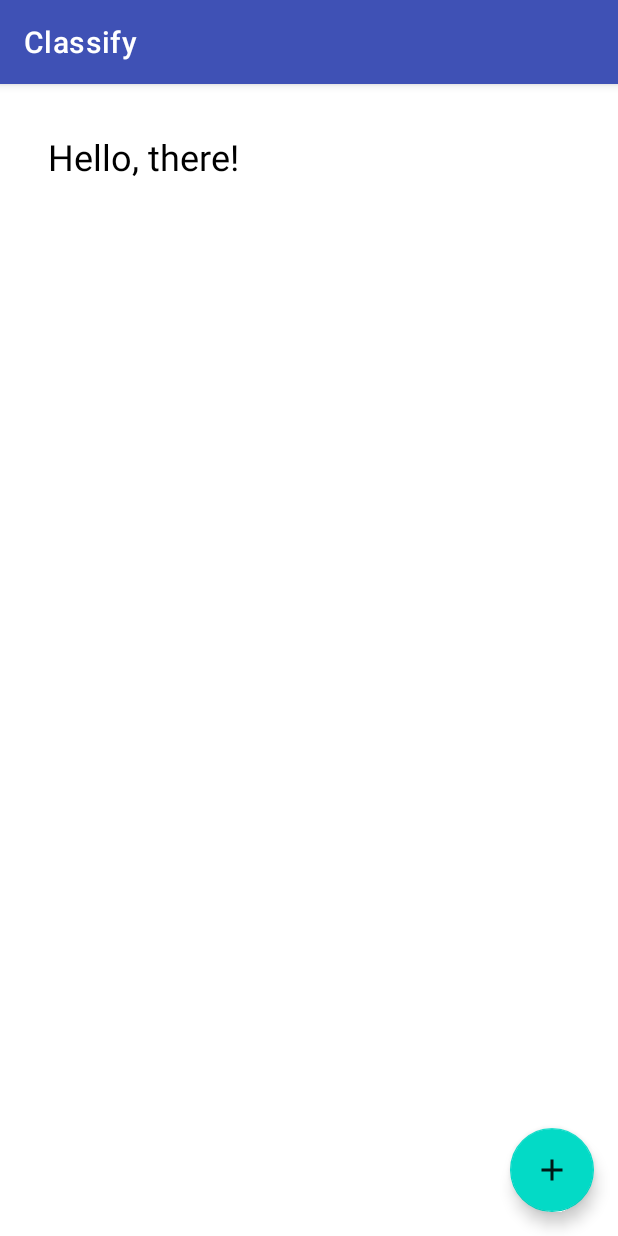
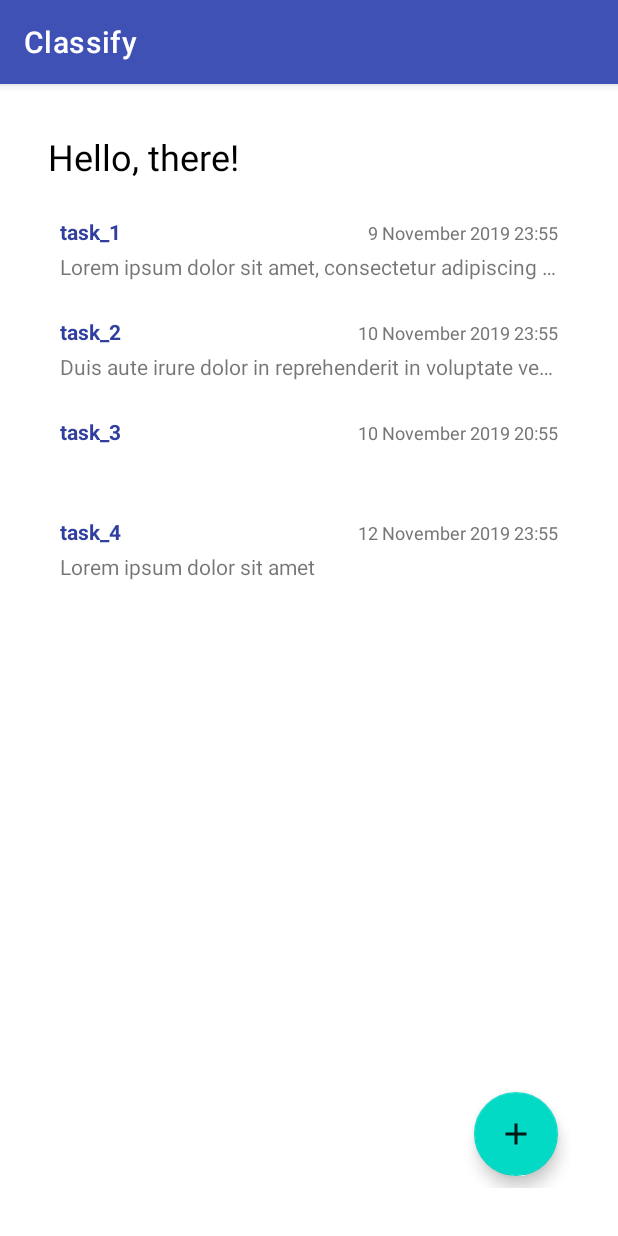
Before and after one commit to inas/classify, an Android app: the fragment ScheduleFragment placed in its activity, on a phone screen of 412 x 824 dp. Run offline under Robolectric (Android 15) with nearby library versions, the phone set to English and light mode, and no system bars; 2 statements that could not run were skipped.

Commit message:
add recycler view

```diff
--- a/app/build.gradle
+++ b/app/build.gradle
@@ -24,6 +24,10 @@ android {
             proguardFiles getDefaultProguardFile('proguard-android-optimize.txt'), 'proguard-rules.pro'
         }
     }
+}
+
+androidExtensions {
+    experimental = true
 }
 
 dependencies {
--- /dev/null
+++ b/app/src/main/java/inas/anisha/classify/adapter/TaskAdapter.kt
@@ -0,0 +1,48 @@
+package inas.anisha.classify.adapter
+
+import android.view.LayoutInflater
+import android.view.View
+import android.view.ViewGroup
+import android.widget.TextView
+import androidx.recyclerview.widget.RecyclerView
+import inas.anisha.classify.R
+import java.util.*
+
+
+class TaskAdapter(private val tasks: MutableList<TaskDataModel>) :
+    RecyclerView.Adapter<TaskAdapter.TaskViewHolder>() {
+
+    override fun onCreateViewHolder(parent: ViewGroup, viewType: Int): TaskViewHolder {
+        val itemView =
+            LayoutInflater.from(parent.context).inflate(R.layout.task_item, parent, false)
+        return TaskViewHolder(itemView)
+    }
+
+    override fun onBindViewHolder(holder: TaskViewHolder, position: Int) {
+        tasks[position].let {
+            holder.taskName.text = it.taskName
+            val year = it.dueDate.get(Calendar.YEAR)
+            val month = it.dueDate.getDisplayName(Calendar.MONTH, Calendar.LONG, Locale.ENGLISH)
+            val day = it.dueDate.get(Calendar.DAY_OF_MONTH)
+            val time =
+                "" + it.dueDate.get(Calendar.HOUR_OF_DAY) + ":" + it.dueDate.get(Calendar.MINUTE)
+            holder.dueDate.text = "$day $month $year $time"
+            holder.description.text = it.description
+        }
+    }
+
+    override fun getItemCount() = tasks.size
+
+    class TaskViewHolder(view: View) : RecyclerView.ViewHolder(view) {
+        var taskName: TextView
+        var dueDate: TextView
+        var description: TextView
+
+        init {
+            taskName = view.findViewById(R.id.text_view_task_name)
+            dueDate = view.findViewById(R.id.text_view_task_due_date)
+            description = view.findViewById(R.id.text_view_task_description)
+        }
+    }
+
+}
--- /dev/null
+++ b/app/src/main/java/inas/anisha/classify/adapter/TaskDataModel.kt
@@ -0,0 +1,13 @@
+package inas.anisha.classify.adapter
+
+import android.os.Parcelable
+import kotlinx.android.parcel.Parcelize
+import java.util.*
+
+@Parcelize
+data class TaskDataModel(
+    var taskName: String,
+    var dueDate: Calendar,
+    var description: String,
+    var subject: String?
+) : Parcelable
--- a/app/src/main/java/inas/anisha/classify/fragments/schedule/ScheduleFragment.kt
+++ b/app/src/main/java/inas/anisha/classify/fragments/schedule/ScheduleFragment.kt
@@ -7,11 +7,15 @@ import android.view.ViewGroup
 import android.widget.LinearLayout
 import android.widget.TextView
 import androidx.navigation.fragment.navArgs
+import androidx.recyclerview.widget.LinearLayoutManager
 import inas.anisha.classify.R
+import inas.anisha.classify.adapter.TaskAdapter
+import inas.anisha.classify.adapter.TaskDataModel
 import inas.anisha.classify.base.BaseFragment
 import inas.anisha.classify.navigation.BackNavigationListener
 import inas.anisha.classify.navigation.BackNavigationResult
 import kotlinx.android.synthetic.main.fragment_schedule.*
+import java.util.*
 
 
 class ScheduleFragment : BaseFragment(), BackNavigationListener {
@@ -41,6 +45,38 @@ class ScheduleFragment : BaseFragment(), BackNavigationListener {
                 ScheduleFragmentDirections.actionScheduleFragmentToAddScheduleFragment()
             navigateForResult(-1, action, null, null)
         }
+
+        recycler_view_tasks.apply {
+            layoutManager = LinearLayoutManager(context, LinearLayoutManager.VERTICAL, false)
+            val data = mutableListOf(
+                TaskDataModel(
+                    "task_1",
+                    Calendar.getInstance().also { it.set(2019, 10, 9, 23, 55) },
+                    "Lorem ipsum dolor sit amet, consectetur adipiscing elit, sed do eiusmod tempor incididunt ut labore et dolore magna aliqua. Ut enim ad minim veniam, quis nostrud exercitation ullamco laboris nisi ut aliquip ex ea commodo consequat.",
+                    "subject_1"
+                ),
+                TaskDataModel(
+                    "task_2",
+                    Calendar.getInstance().also { it.set(2019, 10, 10, 23, 55) },
+                    "Duis aute irure dolor in reprehenderit in voluptate velit esse cillum dolore eu fugiat nulla pariatur.",
+                    "subject_2"
+                ),
+                TaskDataModel(
+                    "task_3",
+                    Calendar.getInstance().also { it.set(2019, 10, 10, 20, 55) },
+                    "",
+                    null
+                ),
+                TaskDataModel(
+                    "task_4",
+                    Calendar.getInstance().also { it.set(2019, 10, 12, 23, 55) },
+                    "Lorem ipsum dolor sit amet",
+                    "subject_2"
+                )
+            )
+
+            adapter = TaskAdapter(data)
+        }
     }
 
     override fun onNavigationResult(result: BackNavigationResult) {
@@ -60,7 +96,5 @@ class ScheduleFragment : BaseFragment(), BackNavigationListener {
             layoutParams = params
             text = courseName
         }
-
-        course_container.addView(textView)
     }
 }
--- a/app/src/main/res/layout/fragment_schedule.xml
+++ b/app/src/main/res/layout/fragment_schedule.xml
@@ -4,13 +4,13 @@
     xmlns:tools="http://schemas.android.com/tools"
     android:layout_width="match_parent"
     android:layout_height="match_parent"
+    android:padding="32dp"
     tools:context=".fragments.schedule.ScheduleFragment">
 
     <TextView
         android:id="@+id/text_view_salutation"
         android:layout_width="match_parent"
         android:layout_height="wrap_content"
-        android:layout_margin="32dp"
         android:text="Hello, there!"
         android:textColor="@color/black"
         android:textSize="24dp"
@@ -22,18 +22,17 @@
         android:id="@+id/fab_add_schedule"
         android:layout_width="wrap_content"
         android:layout_height="wrap_content"
-        android:layout_margin="16dp"
+        android:layout_margin="8dp"
         android:src="@drawable/ic_add_white_24dp"
         app:layout_constraintBottom_toBottomOf="parent"
         app:layout_constraintRight_toRightOf="parent" />
 
-    <LinearLayout
-        android:id="@+id/course_container"
+    <androidx.recyclerview.widget.RecyclerView
+        android:id="@+id/recycler_view_tasks"
+        android:layout_marginTop="16dp"
         android:layout_width="0dp"
         android:layout_height="wrap_content"
-        android:layout_margin="32dp"
-        android:orientation="vertical"
-        app:layout_constrainedHeight="true"
+        android:scrollbars="vertical"
         app:layout_constraintLeft_toLeftOf="parent"
         app:layout_constraintRight_toRightOf="parent"
         app:layout_constraintTop_toBottomOf="@id/text_view_salutation" />
--- /dev/null
+++ b/app/src/main/res/layout/task_item.xml
@@ -0,0 +1,45 @@
+<?xml version="1.0" encoding="utf-8"?>
+<androidx.constraintlayout.widget.ConstraintLayout xmlns:android="http://schemas.android.com/apk/res/android"
+    xmlns:app="http://schemas.android.com/apk/res-auto"
+    xmlns:tools="http://schemas.android.com/tools"
+    android:layout_width="match_parent"
+    android:layout_height="wrap_content"
+    android:layout_marginBottom="8dp"
+    android:background="@color/white"
+    android:padding="8dp">
+
+    <TextView
+        android:id="@+id/text_view_task_name"
+        style="@style/BaseText.Common_14.Bold"
+        android:layout_width="0dp"
+        android:layout_height="wrap_content"
+        android:layout_marginRight="8dp"
+        android:textColor="@color/colorPrimaryDark"
+        app:layout_constrainedWidth="true"
+        app:layout_constraintEnd_toStartOf="@id/text_view_task_due_date"
+        app:layout_constraintStart_toStartOf="parent"
+        app:layout_constraintTop_toTopOf="parent"
+        tools:text="Task title k title jj jjj jjjjjjj jjjjj " />
+
+    <TextView
+        android:id="@+id/text_view_task_due_date"
+        style="@style/BaseText.XSmall_12"
+        android:layout_width="0dp"
+        android:layout_height="wrap_content"
+        android:layout_marginTop="2dp"
+        app:layout_constraintRight_toRightOf="parent"
+        app:layout_constraintTop_toTopOf="parent"
+        tools:text="20 September, 10.00" />
+
+    <TextView
+        android:id="@+id/text_view_task_description"
+        android:layout_width="0dp"
+        android:layout_height="wrap_content"
+        android:layout_marginTop="4dp"
+        android:ellipsize="end"
+        android:maxLines="1"
+        app:layout_constraintLeft_toLeftOf="parent"
+        app:layout_constraintRight_toRightOf="parent"
+        app:layout_constraintTop_toBottomOf="@id/text_view_task_name"
+        tools:text="Lorem ipsum dolor sit amet, consectetur adipiscing elit, sed do eiusmod tempor incididunt ut labore" />
+</androidx.constraintlayout.widget.ConstraintLayout>
```
